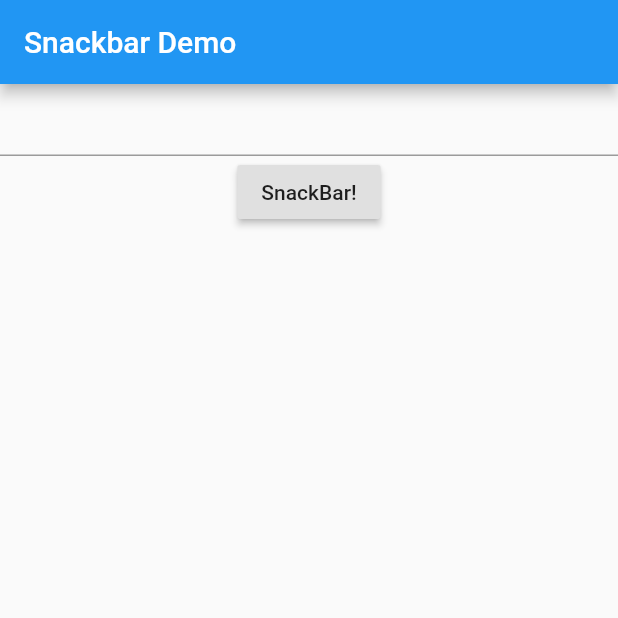
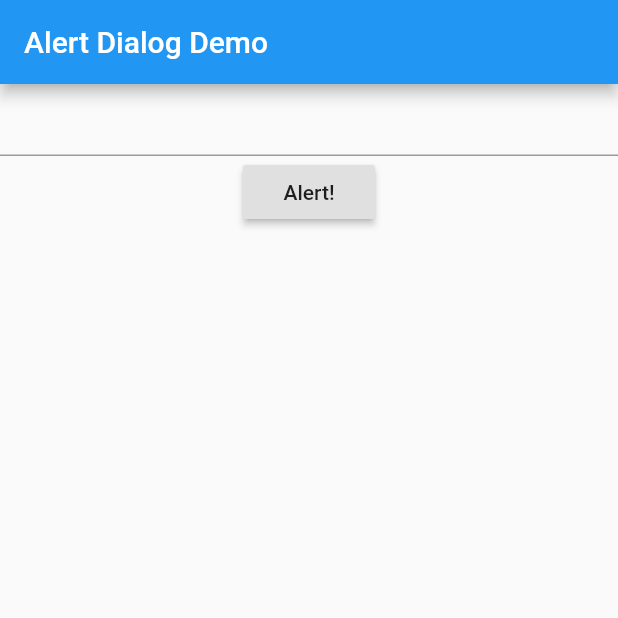
Before and after one commit to brianwoo/flutter_tutorial, a Flutter app: the screen it shows after launch, on a phone screen of 412 x 824 dp, the top half of it. Run offline on Flutter 3.47's test engine with Material 2 defaults, Android fonts, the phone set to English and light mode, and no system bars.

Commit message:
Finished Lesson 27

```diff
--- /dev/null
+++ b/lib/flutter27_alert_dialog/alertDialog.dart
@@ -0,0 +1,81 @@
+import 'package:flutter/material.dart';
+
+void flutter_AlertDialog() => runApp(new AlertDialogDemo());
+
+enum MyDialogAction {
+  YES,
+  NO,
+  MAYBE
+}
+
+class AlertDialogDemo extends StatefulWidget
+{
+  @override
+  _AlertDialogState createState() => new _AlertDialogState();
+}
+
+class _AlertDialogState extends State<AlertDialogDemo>
+{
+  String _text = '';
+
+  void _onChange(String value)
+  {
+    setState(() {
+      _text = value;
+    });
+  }
+
+  void _dialogResult(BuildContext context, MyDialogAction value)
+  {
+    print("You selected = $value");
+    Navigator.pop(context);
+  }
+
+  void _showAlert(BuildContext context, String value)
+  {
+    if (value.isEmpty) return;
+
+    AlertDialog dialog = new AlertDialog(
+      content: new Text(
+        value,
+        style: new TextStyle(fontSize: 30.0)),
+      actions: <Widget>[
+        new FlatButton(onPressed:() => _dialogResult(context,MyDialogAction.YES), child: new Text("Yes")),
+        new FlatButton(onPressed:() => _dialogResult(context,MyDialogAction.NO), child: new Text("No")),
+        new FlatButton(onPressed:() => _dialogResult(context, MyDialogAction.MAYBE), child: new Text("Maybe"))
+      ],
+    );
+
+    showDialog(context: context, child: dialog);
+  }
+
+  @override
+  Widget build(BuildContext context)
+  {
+    return new MaterialApp(
+      home: new Scaffold(
+        appBar: new AppBar(title: new Text("Alert Dialog Demo")),
+        body: new Container(
+          child: new Center(
+            child: new Column(
+              children: <Widget>[
+                new TextField(onChanged: (String value) => _onChange(value)),
+                // new RaisedButton(child: new Text("Alert!"), onPressed: () { _showAlert(context, _text); })
+
+                // Just RaisedButton isn't work for some reason.  Had to use Builder and pass the context
+                // to _showAlert().
+                new Builder(builder: (context) {
+                  return new RaisedButton(
+                    child: new Text("Alert!"),
+                    onPressed: () => _showAlert(context, _text)
+                  );
+                })
+
+              ],
+            ),
+          )
+        ),
+      ),
+    );
+  }
+}
--- a/lib/main.dart
+++ b/lib/main.dart
@@ -4,12 +4,14 @@ import 'flutter23.dart';
 import 'flutter24/flutter24.dart';
 import 'flutter25_router/router.dart';
 import 'package:flutter_tutorial/flutter26_snackbar/snackbar.dart';
+import 'package:flutter_tutorial/flutter27_alert_dialog/alertDialog.dart';
 
 
 // void main() => flutter23();
 //void main() => flutter24();
 // void main() => flutter_Router();
-void main() => flutter_Snackbar();
+//void main() => flutter_Snackbar();
+void main() => flutter_AlertDialog();
 
 // void main() {
 //   runApp(
```
